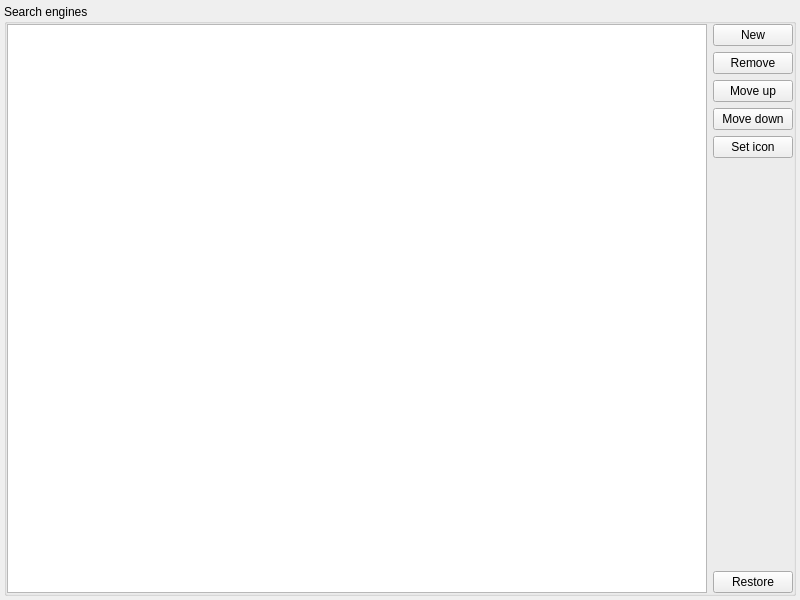
Old version of the form src/plugins/websearch/configwidget.ui in the repository albertlauncher/albert.
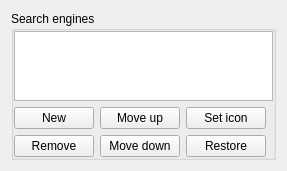
New version of the form.

Patch:
```diff
--- a/src/plugins/websearch/configwidget.ui
+++ b/src/plugins/websearch/configwidget.ui
@@ -2,39 +2,13 @@
 <ui version="4.0">
  <class>Websearch::ConfigWidget</class>
  <widget class="QWidget" name="Websearch::ConfigWidget">
-  <property name="geometry">
-   <rect>
-    <x>0</x>
-    <y>0</y>
-    <width>800</width>
-    <height>600</height>
-   </rect>
-  </property>
-  <property name="minimumSize">
-   <size>
-    <width>480</width>
-    <height>270</height>
-   </size>
-  </property>
   <layout class="QVBoxLayout" name="verticalLayout">
-   <property name="leftMargin">
-    <number>4</number>
-   </property>
-   <property name="topMargin">
-    <number>4</number>
-   </property>
-   <property name="rightMargin">
-    <number>4</number>
-   </property>
-   <property name="bottomMargin">
-    <number>4</number>
-   </property>
    <item>
     <widget class="QGroupBox" name="groupBox">
      <property name="title">
       <string>Search engines</string>
      </property>
-     <layout class="QHBoxLayout" name="horizontalLayout_3">
+     <layout class="QVBoxLayout" name="verticalLayout_3">
       <property name="leftMargin">
        <number>0</number>
       </property>
@@ -88,62 +62,56 @@
        </widget>
       </item>
       <item>
-       <layout class="QVBoxLayout" name="verticalLayout_2">
-        <item>
+       <layout class="QGridLayout" name="gridLayout">
+        <item row="0" column="1">
          <widget class="QPushButton" name="pushButton_new">
           <property name="text">
            <string>New</string>
           </property>
          </widget>
         </item>
-        <item>
-         <widget class="QPushButton" name="pushButton_remove">
+        <item row="0" column="4">
+         <widget class="QPushButton" name="pushButton_setIcon">
           <property name="text">
-           <string>Remove</string>
+           <string>Set icon</string>
           </property>
          </widget>
         </item>
-        <item>
+        <item row="0" column="2">
          <widget class="QPushButton" name="pushButton_moveUp">
           <property name="text">
            <string>Move up</string>
           </property>
          </widget>
         </item>
-        <item>
+        <item row="1" column="1">
+         <widget class="QPushButton" name="pushButton_remove">
+          <property name="text">
+           <string>Remove</string>
+          </property>
+         </widget>
+        </item>
+        <item row="1" column="4">
+         <widget class="QPushButton" name="pushButton_restoreDefaults">
+          <property name="text">
+           <string>Restore</string>
+          </property>
+         </widget>
+        </item>
+        <item row="1" column="2">
          <widget class="QPushButton" name="pushButton_moveDown">
           <property name="text">
            <string>Move down</string>
           </property>
          </widget>
         </item>
-        <item>
-         <widget class="QPushButton" name="pushButton_setIcon">
-          <property name="text">
-           <string>Set icon</string>
-          </property>
-         </widget>
-        </item>
-        <item>
-         <spacer name="verticalSpacer">
+        <item row="0" column="5">
+         <spacer name="horizontalSpacer">
           <property name="orientation">
-           <enum>Qt::Vertical</enum>
-          </property>
-          <property name="sizeHint" stdset="0">
-           <size>
-            <width>20</width>
-            <height>40</height>
-           </size>
+           <enum>Qt::Horizontal</enum>
           </property>
          </spacer>
         </item>
-        <item>
-         <widget class="QPushButton" name="pushButton_restoreDefaults">
-          <property name="text">
-           <string>Restore</string>
-          </property>
-         </widget>
-        </item>
        </layout>
       </item>
      </layout>
```
